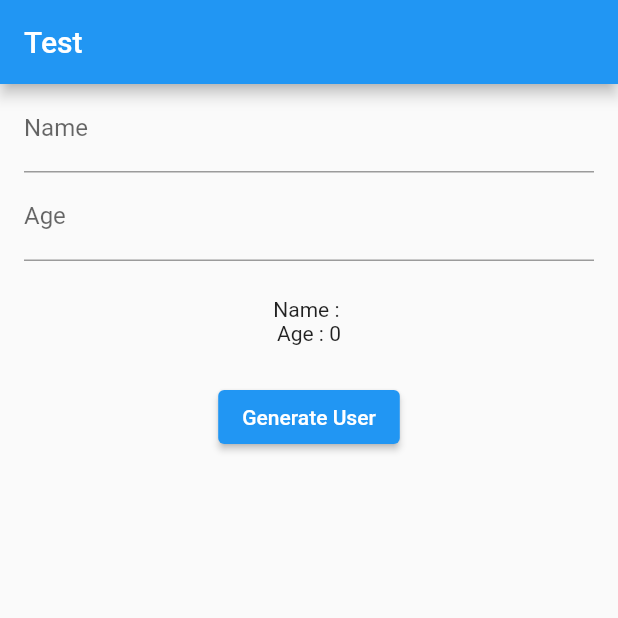
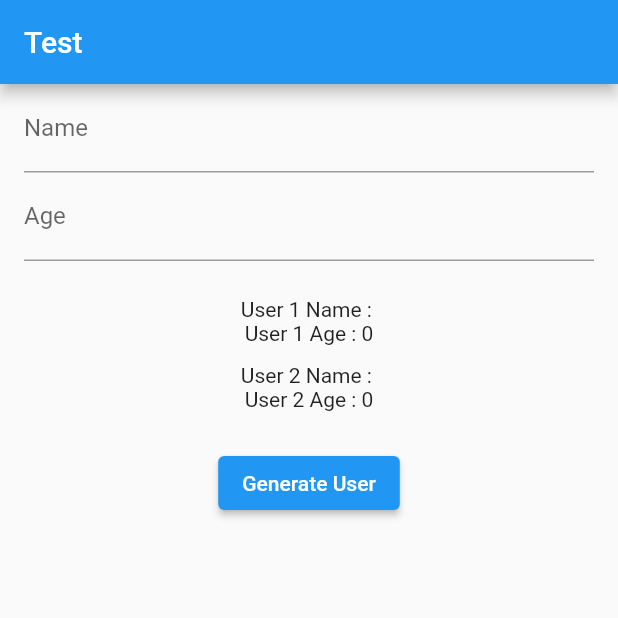
Before and after one commit to AnSuHan/Flutter, a Flutter app: the screen it shows after launch, after a tap on "Generate User", on a phone screen of 412 x 824 dp, the top half of it. Run offline on Flutter 3.47's test engine with Material 2 defaults, Android fonts, the phone set to English and light mode, and no system bars; our stand-ins replace flutter_bloc.

Commit message:
control two state

```diff
--- a/stateofbloc/lib/main.dart
+++ b/stateofbloc/lib/main.dart
@@ -15,16 +15,39 @@ class User {
   User({this.name = '', this.age=0});
 }
 
-class UserBloc extends Bloc<UserEvent, User> {
-  UserBloc() : super(User()) {
-    //이벤트 리스너
-    on<CreateUserEvent>(createUser);
+// 두 명의 User 상태를 관리하기 위한 State 클래스 추가
+class UserState {
+  final User user1;
+  final User user2;
+
+  UserState({required this.user1, required this.user2});
+
+  // 기존 상태를 복사하면서 새로운 값을 적용하는 메소드
+  UserState copyWith({User? user1, User? user2}) {
+    return UserState(
+      user1: user1 ?? this.user1,
+      user2: user2 ?? this.user2,
+    );
+  }
+}
+
+class UserBloc extends Bloc<UserEvent, UserState> {
+  UserBloc() : super(UserState(user1: User(), user2: User())) {
+    // 이벤트 리스너 등록
+    on<CreateUserEvent>(createUser1);
+    on<CreateUser2Event>(createUser2);
   }
 
-  // 이벤트 리스너 구현부
-  FutureOr<void> createUser(CreateUserEvent event, Emitter<User> emit) {
+  // 첫 번째 User 생성
+  FutureOr<void> createUser1(CreateUserEvent event, Emitter<UserState> emit) {
     final User user = User(name: event.name, age: int.tryParse(event.age) ?? 0);
-    emit(user);
+    emit(state.copyWith(user1: user));
+  }
+
+  // 두 번째 User 생성
+  FutureOr<void> createUser2(CreateUser2Event event, Emitter<UserState> emit) {
+    final User user = User(name: event.name, age: int.tryParse(event.age) ?? 0);
+    emit(state.copyWith(user2: user));
   }
 }
 
@@ -37,6 +60,14 @@ class CreateUserEvent extends UserEvent {
 
   CreateUserEvent({required this.name, required this.age});
 }
+
+class CreateUser2Event extends UserEvent {
+  final String name;
+  final String age;
+
+  CreateUser2Event({required this.name, required this.age});
+}
+
 
 class MyApp extends StatelessWidget {
   const MyApp({super.key});
@@ -79,12 +110,15 @@ class Home extends StatelessWidget {
                   decoration: const InputDecoration(labelText: 'Age'),
                 ),
                 const SizedBox(height: 24.0),
-                BlocBuilder<UserBloc, User>(
+                BlocBuilder<UserBloc, UserState>(
                   builder: (context, state) {
                     return Column(
                       children: [
-                        Text('Name : ${state.name}'),
-                        Text('Age : ${state.age}'),
+                        Text('User 1 Name : ${state.user1.name}'),
+                        Text('User 1 Age : ${state.user1.age}'),
+                        const SizedBox(height: 12.0),
+                        Text('User 2 Name : ${state.user2.name}'),
+                        Text('User 2 Age : ${state.user2.age}'),
                       ],
                     );
                   },
@@ -94,6 +128,12 @@ class Home extends StatelessWidget {
                   onPressed: () {
                     BlocProvider.of<UserBloc>(context).add(
                       CreateUserEvent(
+                        name: nameController.text,
+                        age: ageController.text,
+                      ),
+                    );
+                    BlocProvider.of<UserBloc>(context).add(
+                      CreateUser2Event(
                         name: nameController.text,
                         age: ageController.text,
                       ),
```
